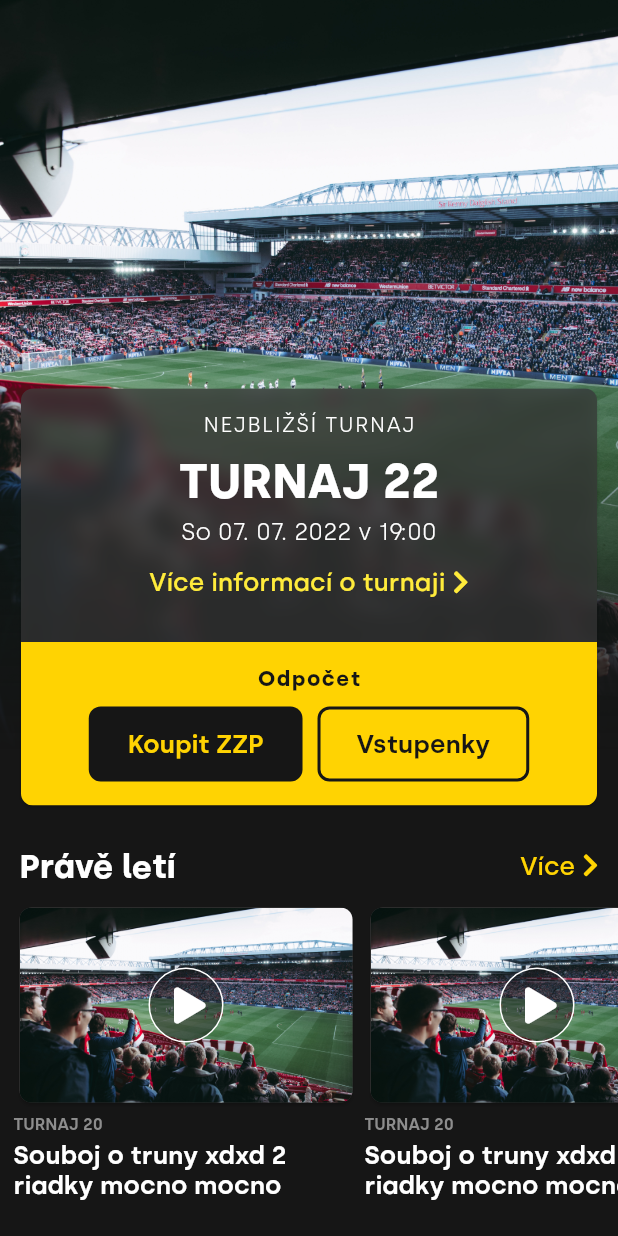
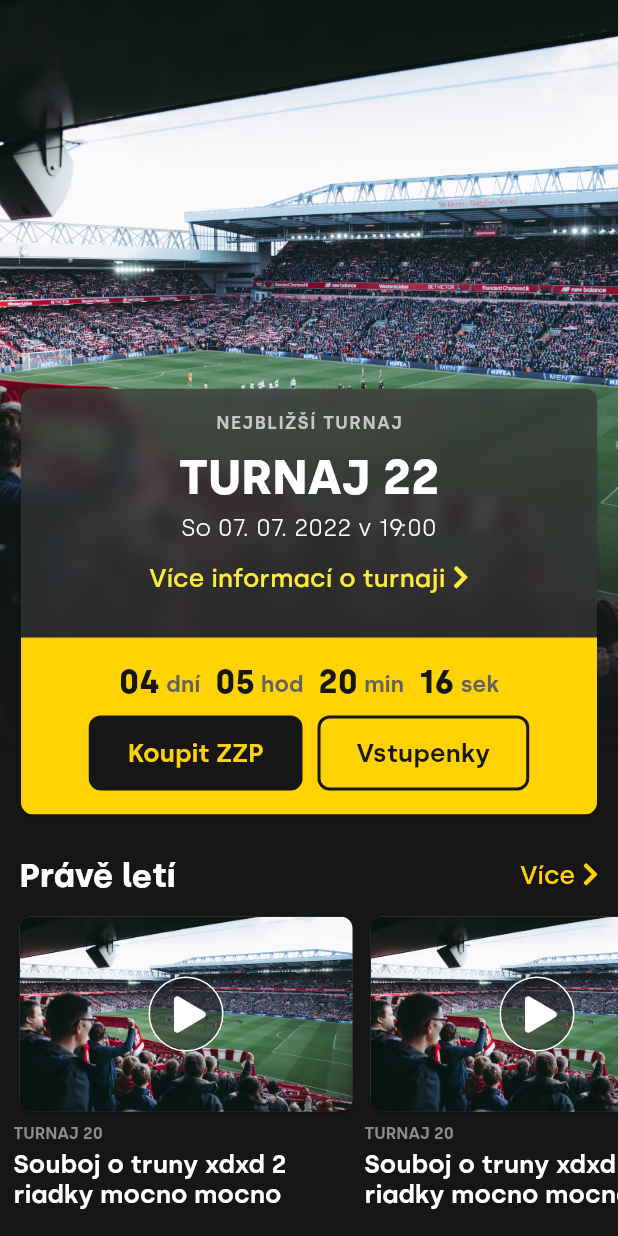
Before and after one commit to Plasmoxy/zwizu_zadanie, a Flutter app: the screen it shows after launch, on a phone screen of 412 x 824 dp. Run offline on Flutter 3.47's test engine with Material 2 defaults, Android fonts, the phone set to English and light mode, and no system bars; our stand-ins replace font_awesome_flutter.

Commit message:
countdown finished

```diff
--- a/lib/components/BottomFaded.dart
+++ b/lib/components/BottomFaded.dart
@@ -13,7 +13,7 @@ class BottomFaded extends StatelessWidget {
           begin: Alignment.topCenter,
           end: Alignment.bottomCenter,
           colors: [Colors.black, Colors.transparent],
-        ).createShader(Rect.fromLTRB(0, 255, rect.width, rect.height));
+        ).createShader(Rect.fromLTRB(0, rect.height / 2, rect.width, rect.height));
       },
       blendMode: BlendMode.dstIn,
       child: this.child,
--- a/lib/components/DateCountdown.dart
+++ b/lib/components/DateCountdown.dart
@@ -1,18 +1,86 @@
 import 'package:flutter/material.dart';
+import 'package:intl/intl.dart';
+import 'package:zwizu_zadanie/apptheme.dart';
 
 class DateCountdown extends StatelessWidget {
-  final DateTime targetDate;
+  final Duration duration;
 
   const DateCountdown({
     Key? key,
-    required this.targetDate,
+    required this.duration,
   }) : super(key: key);
 
   @override
   Widget build(BuildContext context) {
+    final numbersStyle = TextStyle(
+      color: Theme.of(context).backgroundColor,
+      fontSize: 22,
+      fontWeight: FontWeight.bold,
+    );
+
+    final unitStyle = TextStyle(
+      color: Colors.grey[700],
+      fontSize: 15,
+      fontWeight: FontWeight.w600,
+    );
+
+    final days = duration.inDays;
+    final hours = duration.inHours.remainder(24);
+    final minutes = duration.inMinutes.remainder(60);
+    final seconds = duration.inSeconds.remainder(60);
+
     return Container(
       child: Row(
-        children: [],
+        mainAxisAlignment: MainAxisAlignment.center,
+        crossAxisAlignment: CrossAxisAlignment.end,
+        children: [
+          // days
+          Text(
+            days.toString().padLeft(2, "0"),
+            style: numbersStyle,
+          ),
+          SizedBox(width: 4),
+          Padding(
+            padding: EdgeInsets.only(bottom: 2),
+            child: Text("dní", style: unitStyle),
+          ),
+          SizedBox(width: 10),
+
+          // hours
+          Text(
+            hours.toString().padLeft(2, "0"),
+            style: numbersStyle,
+          ),
+          SizedBox(width: 4),
+          Padding(
+            padding: EdgeInsets.only(bottom: 2),
+            child: Text("hod", style: unitStyle),
+          ),
+          SizedBox(width: 10),
+
+          // minutes
+          Text(
+            minutes.toString().padLeft(2, "0"),
+            style: numbersStyle,
+          ),
+          SizedBox(width: 4),
+          Padding(
+            padding: EdgeInsets.only(bottom: 2),
+            child: Text("min", style: unitStyle),
+          ),
+          SizedBox(width: 10),
+
+          // seconds
+          Text(
+            seconds.toString().padLeft(2, "0"),
+            style: numbersStyle,
+          ),
+          SizedBox(width: 4),
+          Padding(
+            padding: EdgeInsets.only(bottom: 2),
+            child: Text("sek", style: unitStyle),
+          ),
+        ],
       ),
     );
   }
--- a/lib/pages/sections/Header.dart
+++ b/lib/pages/sections/Header.dart
@@ -3,6 +3,7 @@ import 'dart:ui';
 import 'package:flutter/material.dart';
 import 'package:zwizu_zadanie/apptheme.dart';
 import 'package:zwizu_zadanie/components/AppButton.dart';
+import 'package:zwizu_zadanie/components/DateCountdown.dart';
 
 class Header extends StatelessWidget {
   const Header({Key? key}) : super(key: key);
@@ -26,7 +27,12 @@ class Header extends StatelessWidget {
                 children: [
                   Text(
                     'NEJBLIŽŠÍ TURNAJ',
-                    style: TextStyle(fontWeight: FontWeight.w300, letterSpacing: 1),
+                    style: TextStyle(
+                      fontWeight: FontWeight.w600,
+                      fontSize: 12,
+                      letterSpacing: 1,
+                      color: AppTheme.grey30,
+                    ),
                   ),
                   SizedBox(height: 10),
                   Text(
@@ -53,14 +59,7 @@ class Header extends StatelessWidget {
             padding: EdgeInsets.all(16),
             child: Column(
               children: [
-                Text(
-                  'Odpočet',
-                  style: TextStyle(
-                    fontWeight: FontWeight.w700,
-                    letterSpacing: 1,
-                    color: AppTheme.black,
-                  ),
-                ),
+                DateCountdown(duration: Duration(days: 4, hours: 5, minutes: 20, seconds: 16)),
                 SizedBox(height: 10),
                 Row(
                   mainAxisSize: MainAxisSize.max,
--- a/pubspec.yaml
+++ b/pubspec.yaml
@@ -12,6 +12,7 @@ dependencies:
     sdk: flutter
   cupertino_icons: ^1.0.2
   font_awesome_flutter: ^9.1.0
+  intl: ^0.17.0
 
 dev_dependencies:
   flutter_test:
```
Also changed, not shown: pubspec.lock.
